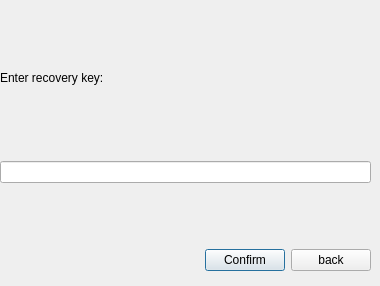
Old version of the form ClientQt/ClientSide/recoverdata.ui in the repository raik199x/Clent-server-Chat-linux.
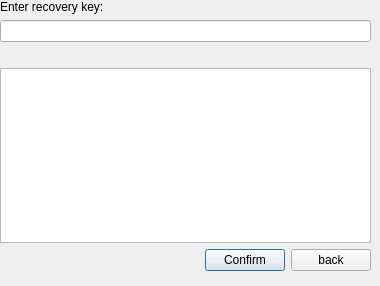
New version of the form.

Diff of the .ui file:
```diff
--- a/ClientQt/ClientSide/recoverdata.ui
+++ b/ClientQt/ClientSide/recoverdata.ui
@@ -51,20 +51,7 @@
      </layout>
     </item>
     <item>
-     <spacer name="verticalSpacer">
-      <property name="orientation">
-       <enum>Qt::Vertical</enum>
-      </property>
-      <property name="sizeType">
-       <enum>QSizePolicy::Fixed</enum>
-      </property>
-      <property name="sizeHint" stdset="0">
-       <size>
-        <width>20</width>
-        <height>40</height>
-       </size>
-      </property>
-     </spacer>
+     <widget class="QTextEdit" name="textEdit"/>
     </item>
     <item>
      <layout class="QHBoxLayout" name="horizontalLayout">
```
